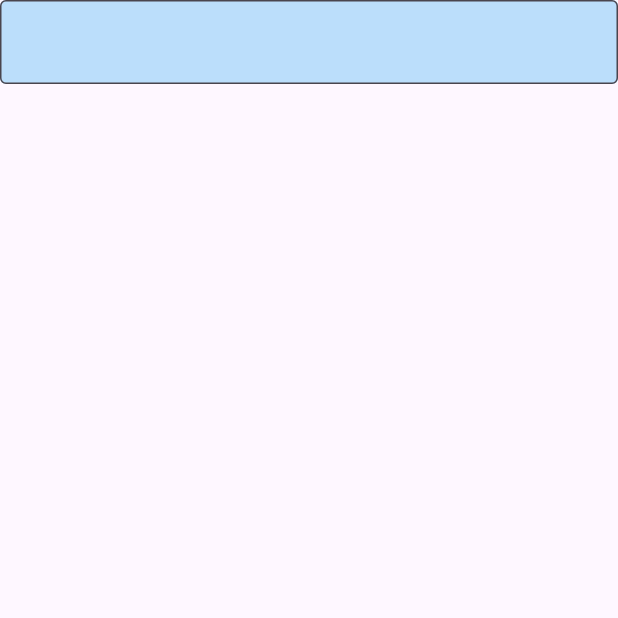
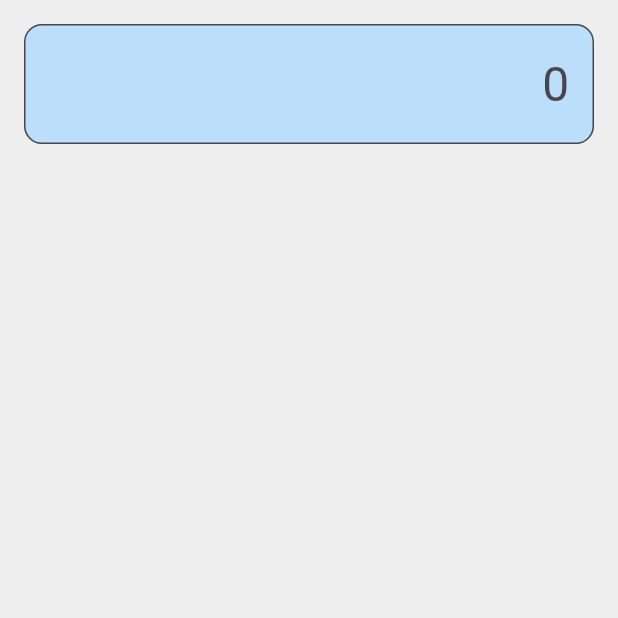
Before and after one commit to serrabruna/calculadoraflutter, a Flutter app: the screen it shows after launch, on a phone screen of 412 x 824 dp, the top half of it. Run offline on Flutter 3.47's test engine with Material 3 defaults, Android fonts, the phone set to English and light mode, and no system bars.

Commit message:
separação de responsabilidade: criação de calculadoraPage

```diff
--- a/lib/main.dart
+++ b/lib/main.dart
@@ -1,3 +1,4 @@
+import 'package:calculadoraflutter/pages/calculadora_page.dart';
 import 'package:flutter/material.dart';
 
 void main() {
@@ -10,38 +11,9 @@ class MyApp extends StatelessWidget {
   @override
   Widget build(BuildContext context) {
     return MaterialApp(
-      title: 'Flutter Demo',
-      theme: ThemeData(colorScheme: .fromSeed(seedColor: Colors.deepPurple)),
-      home: const Calculadora(title: 'Flutter Demo Home Page'),
+      debugShowCheckedModeBanner: false,
+      theme: ThemeData(useMaterial3: true, colorSchemeSeed: Colors.deepPurple),
+      home: const CalculadoraPage(),
     );
   }
 }
-
-class Calculadora extends StatefulWidget {
-  const Calculadora({super.key, required this.title});
-
-  final String title;
-
-  @override
-  State<Calculadora> createState() => _MyHomePageState();
-}
-
-class _MyHomePageState extends State<Calculadora> {
-  @override
-  Widget build(BuildContext context) {
-    return Scaffold(
-      body: Column(
-        children: [
-          TextField(
-            readOnly: true,
-            decoration: InputDecoration(
-              border: OutlineInputBorder(),
-              filled: true,
-              fillColor: Colors.blue[100],
-            ),
-          ),
-        ],
-      ),
-    );
-  }
-}
--- /dev/null
+++ b/lib/pages/calculadora_page.dart
@@ -0,0 +1,39 @@
+import 'package:flutter/material.dart';
+
+class CalculadoraPage extends StatefulWidget {
+  const CalculadoraPage({super.key});
+
+  @override
+  State<CalculadoraPage> createState() => _CalculadoraPageState();
+}
+
+class _CalculadoraPageState extends State<CalculadoraPage> {
+  @override
+  Widget build(BuildContext context) {
+    return Scaffold(
+      backgroundColor: Colors.grey[200],
+      body: SafeArea(
+        child: Column(
+          children: [
+            Padding(
+              padding: const EdgeInsets.all(16.0),
+              child: TextField(
+                textAlign: TextAlign.right,
+                style: const TextStyle(fontSize: 32),
+                readOnly: true,
+                decoration: InputDecoration(
+                  border: OutlineInputBorder(
+                    borderRadius: BorderRadius.circular(12),
+                  ),
+                  filled: true,
+                  fillColor: Colors.blue[100],
+                  hintText: '0',
+                ),
+              ),
+            ),
+          ],
+        ),
+      ),
+    );
+  }
+}
--- a/pubspec.yaml
+++ b/pubspec.yaml
@@ -19,7 +19,7 @@ publish_to: 'none' # Remove this line if you wish to publish to pub.dev
 version: 1.0.0+1
 
 environment:
-  sdk: ^3.11.0
+  sdk: ">=3.11.0 <4.0.0"
 
 # Dependencies specify other packages that your package needs in order to work.
 # To automatically upgrade your package dependencies to the latest versions
```
Also changed, not shown: pubspec.lock, 1 other file.
